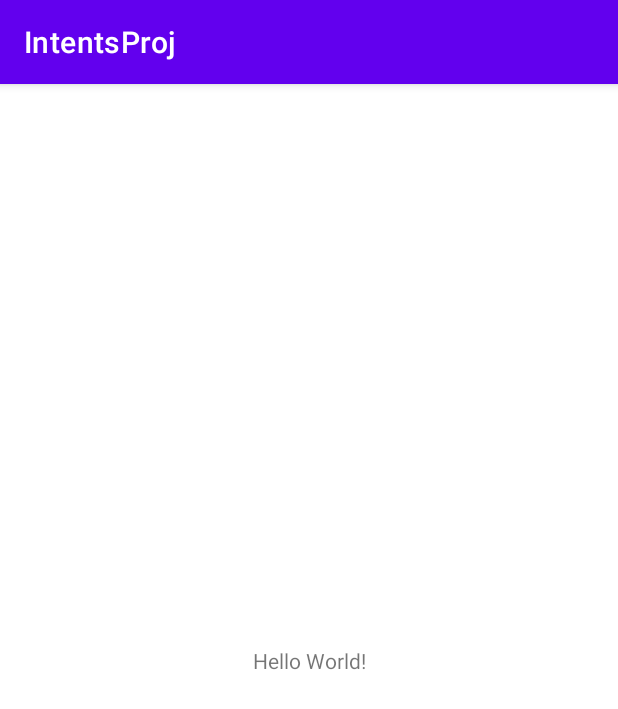
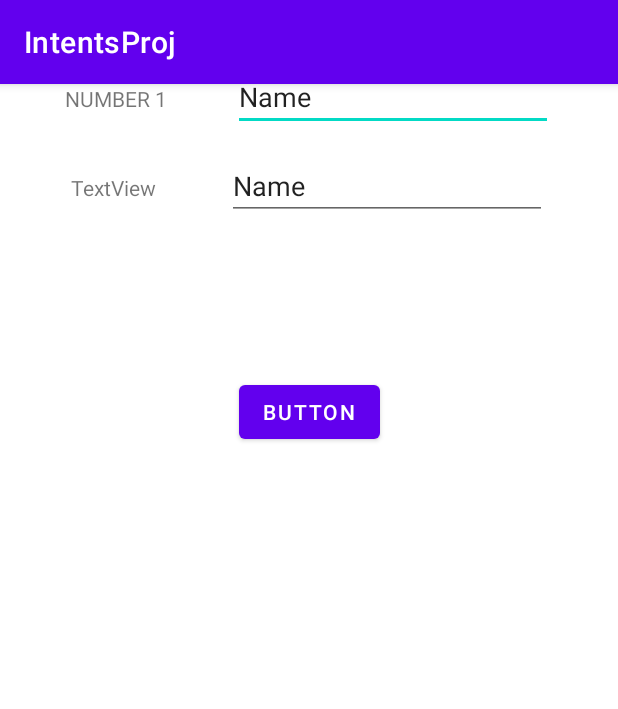
Before and after one commit to danushka9999/MAD-TUTORIAL-3, an Android app: the screen it shows after launch (MainActivity), on a phone screen of 412 x 824 dp. Shown: the top 709 px of the screen. Run offline under Robolectric (Android 15) with nearby library versions, the phone set to English and light mode, and no system bars.

Commit message:
UI of First activity

```diff
--- a/app/src/main/res/layout/activity_main.xml
+++ b/app/src/main/res/layout/activity_main.xml
@@ -7,12 +7,64 @@
     tools:context=".MainActivity">
 
     <TextView
+        android:id="@+id/text_number1"
         android:layout_width="wrap_content"
         android:layout_height="wrap_content"
-        android:text="Hello World!"
-        app:layout_constraintBottom_toBottomOf="parent"
-        app:layout_constraintLeft_toLeftOf="parent"
-        app:layout_constraintRight_toRightOf="parent"
-        app:layout_constraintTop_toTopOf="parent" />
+        android:layout_marginStart="16dp"
+        android:text="NUMBER 1"
+        app:layout_constraintEnd_toStartOf="@+id/textfield1"
+        app:layout_constraintHorizontal_bias="0.5"
+        app:layout_constraintStart_toStartOf="parent"
+        tools:layout_editor_absoluteY="30dp" />
+
+    <EditText
+        android:id="@+id/textfield1"
+        android:layout_width="wrap_content"
+        android:layout_height="wrap_content"
+        android:layout_marginStart="16dp"
+        android:layout_marginEnd="16dp"
+        android:ems="10"
+        android:inputType="textPersonName"
+        android:text="Name"
+        app:layout_constraintBaseline_toBaselineOf="@+id/text_number1"
+        app:layout_constraintEnd_toEndOf="parent"
+        app:layout_constraintHorizontal_bias="0.5"
+        app:layout_constraintStart_toEndOf="@+id/text_number1" />
+
+    <TextView
+        android:id="@+id/text_number2"
+        android:layout_width="wrap_content"
+        android:layout_height="wrap_content"
+        android:layout_marginStart="16dp"
+        android:layout_marginTop="40dp"
+        android:text="TextView"
+        app:layout_constraintEnd_toStartOf="@+id/textfield2"
+        app:layout_constraintHorizontal_bias="0.5"
+        app:layout_constraintStart_toStartOf="parent"
+        app:layout_constraintTop_toBottomOf="@+id/text_number1" />
+
+    <EditText
+        android:id="@+id/textfield2"
+        android:layout_width="wrap_content"
+        android:layout_height="wrap_content"
+        android:layout_marginStart="16dp"
+        android:layout_marginEnd="16dp"
+        android:ems="10"
+        android:inputType="textPersonName"
+        android:text="Name"
+        app:layout_constraintBaseline_toBaselineOf="@+id/text_number2"
+        app:layout_constraintEnd_toEndOf="parent"
+        app:layout_constraintHorizontal_bias="0.5"
+        app:layout_constraintStart_toEndOf="@+id/text_number2" />
+
+    <Button
+        android:id="@+id/button"
+        android:layout_width="wrap_content"
+        android:layout_height="wrap_content"
+        android:layout_marginTop="116dp"
+        android:text="Button"
+        app:layout_constraintEnd_toEndOf="parent"
+        app:layout_constraintStart_toStartOf="parent"
+        app:layout_constraintTop_toBottomOf="@+id/text_number2" />
 
 </androidx.constraintlayout.widget.ConstraintLayout>
--- /dev/null
+++ b/build.gradle
@@ -0,0 +1,17 @@
+// Top-level build file where you can add configuration options common to all sub-projects/modules.
+buildscript {
+    repositories {
+        google()
+        mavenCentral()
+    }
+    dependencies {
+        classpath "com.android.tools.build:gradle:7.0.0"
+
+        // NOTE: Do not place your application dependencies here; they belong
+        // in the individual module build.gradle files
+    }
+}
+
+task clean(type: Delete) {
+    delete rootProject.buildDir
+}
--- /dev/null
+++ b/gradle.properties
@@ -0,0 +1,19 @@
+# Project-wide Gradle settings.
+# IDE (e.g. Android Studio) users:
+# Gradle settings configured through the IDE *will override*
+# any settings specified in this file.
+# For more details on how to configure your build environment visit
+# http://www.gradle.org/docs/current/userguide/build_environment.html
+# Specifies the JVM arguments used for the daemon process.
+# The setting is particularly useful for tweaking memory settings.
+org.gradle.jvmargs=-Xmx2048m -Dfile.encoding=UTF-8
+# When configured, Gradle will run in incubating parallel mode.
+# This option should only be used with decoupled projects. More details, visit
+# http://www.gradle.org/docs/current/userguide/multi_project_builds.html#sec:decoupled_projects
+# org.gradle.parallel=true
+# AndroidX package structure to make it clearer which packages are bundled with the
+# Android operating system, and which are packaged with your app"s APK
+# https://developer.android.com/topic/libraries/support-library/androidx-rn
+android.useAndroidX=true
+# Automatically convert third-party libraries to use AndroidX
+android.enableJetifier=true
--- /dev/null
+++ b/settings.gradle
@@ -0,0 +1,10 @@
+dependencyResolutionManagement {
+    repositoriesMode.set(RepositoriesMode.FAIL_ON_PROJECT_REPOS)
+    repositories {
+        google()
+        mavenCentral()
+        jcenter() // Warning: this repository is going to shut down soon
+    }
+}
+rootProject.name = "IntentsProj"
+include ':app'
```
Also changed, not shown: gradle/wrapper/gradle-wrapper.properties (added), 4 other files.
